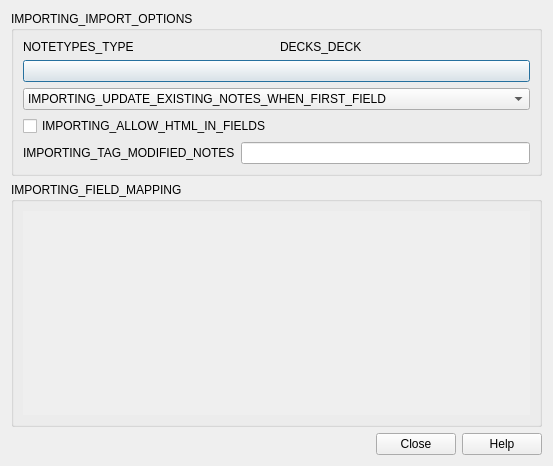
First picture: the form in qt/aqt/forms/importing.ui, repository ankitects/anki, before the edit.
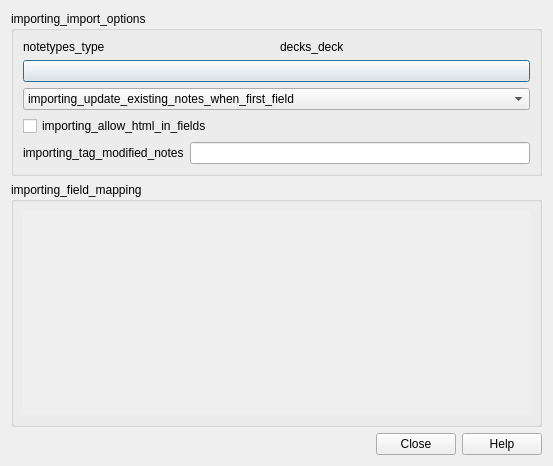
Second picture: the form after the edit. Custom widgets are drawn as their Qt base class.

```diff
--- a/qt/aqt/forms/importing.ui
+++ b/qt/aqt/forms/importing.ui
@@ -17,7 +17,7 @@
    <item>
     <widget class="QGroupBox" name="groupBox">
      <property name="title">
-      <string>IMPORTING_IMPORT_OPTIONS</string>
+      <string>importing_import_options</string>
      </property>
      <layout class="QVBoxLayout" name="toplayout">
       <item>
@@ -31,14 +31,14 @@
         <item row="0" column="0">
          <widget class="QLabel" name="label">
           <property name="text">
-           <string>NOTETYPES_TYPE</string>
+           <string>notetypes_type</string>
           </property>
          </widget>
         </item>
         <item row="0" column="2">
          <widget class="QLabel" name="label_2">
           <property name="text">
-           <string>DECKS_DECK</string>
+           <string>decks_deck</string>
           </property>
          </widget>
         </item>
@@ -55,7 +55,7 @@
        <widget class="QComboBox" name="importMode">
         <item>
          <property name="text">
-          <string>IMPORTING_UPDATE_EXISTING_NOTES_WHEN_FIRST_FIELD</string>
+          <string>importing_update_existing_notes_when_first_field</string>
          </property>
         </item>
         <item>
@@ -73,7 +73,7 @@
       <item>
        <widget class="QCheckBox" name="allowHTML">
         <property name="text">
-         <string>IMPORTING_ALLOW_HTML_IN_FIELDS</string>
+         <string>importing_allow_html_in_fields</string>
         </property>
        </widget>
       </item>
@@ -82,7 +82,7 @@
         <item>
          <widget class="QLabel" name="tagModifiedLabel">
           <property name="text">
-           <string>IMPORTING_TAG_MODIFIED_NOTES</string>
+           <string>importing_tag_modified_notes</string>
           </property>
          </widget>
         </item>
@@ -103,7 +103,7 @@
       </sizepolicy>
      </property>
      <property name="title">
-      <string>IMPORTING_FIELD_MAPPING</string>
+      <string>importing_field_mapping</string>
      </property>
      <layout class="QVBoxLayout" name="verticalLayout_2">
       <item>
```
Left out of the diff: 6 changed lines with no effect on the pictures.
